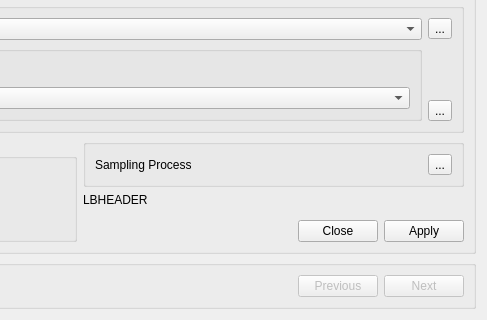
This is app_new/frmframe.ui in doublebyte1/app_solution as Qt 5 draws it before an edit; both pictures show x 327 to 814 and y 216 to 536 of the 814 by 536 pixel window. The edited form follows.
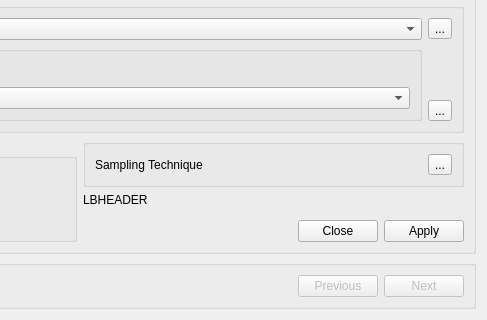
This is the edited form. Icons and pictures are not drawn. Custom widgets are drawn as their Qt base class.

Commit message: - Refactoring of the support for rule checker; replaced id_rules on table UI_rules for a more standard "id"; reference rules moved from table UI_rule_ptrs to UI_rules to overcome a bug with the indexes (support for ETYPE::NA); - Refactor of FrmSampling to make it member of GenericTab, and make it acessible to the rule binder (for exposing it to rules); - Changed FrmSampling UI, according to the new database structure;

The edit to the form file:
```diff
--- a/app_new/frmframe.ui
+++ b/app_new/frmframe.ui
@@ -326,7 +326,7 @@
              <item>
               <widget class="QLabel" name="label_5">
                <property name="text">
-                <string>Sampling Process</string>
+                <string>Sampling Technique</string>
                </property>
               </widget>
              </item>
```
The commit also changes 77 other files.
